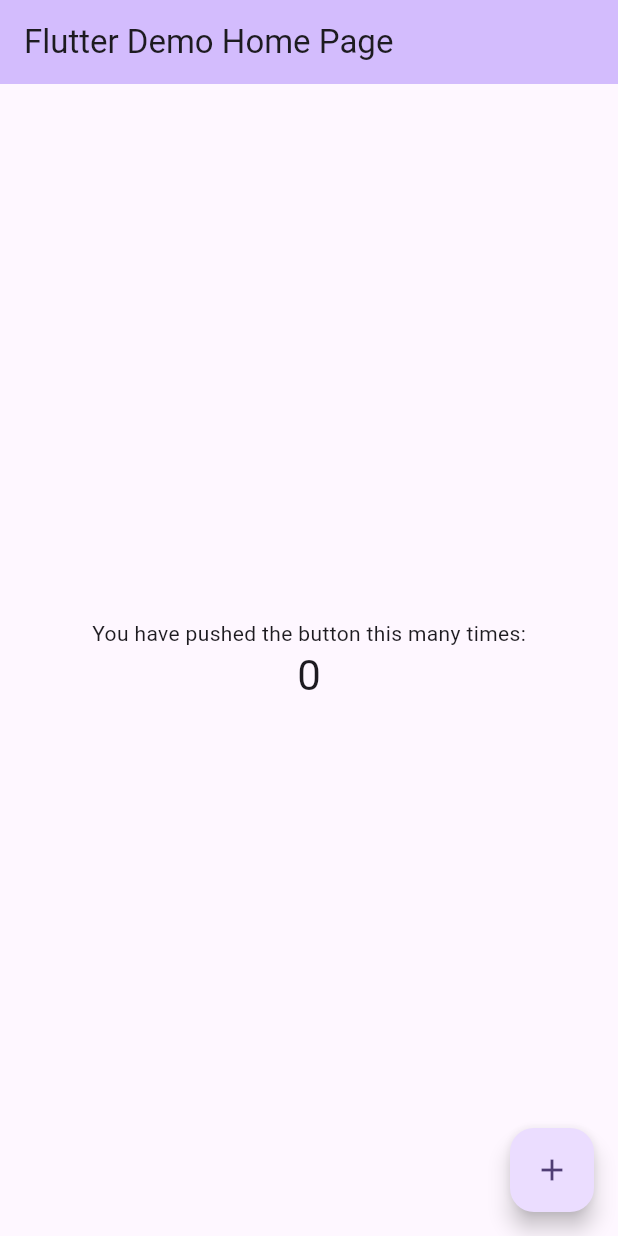
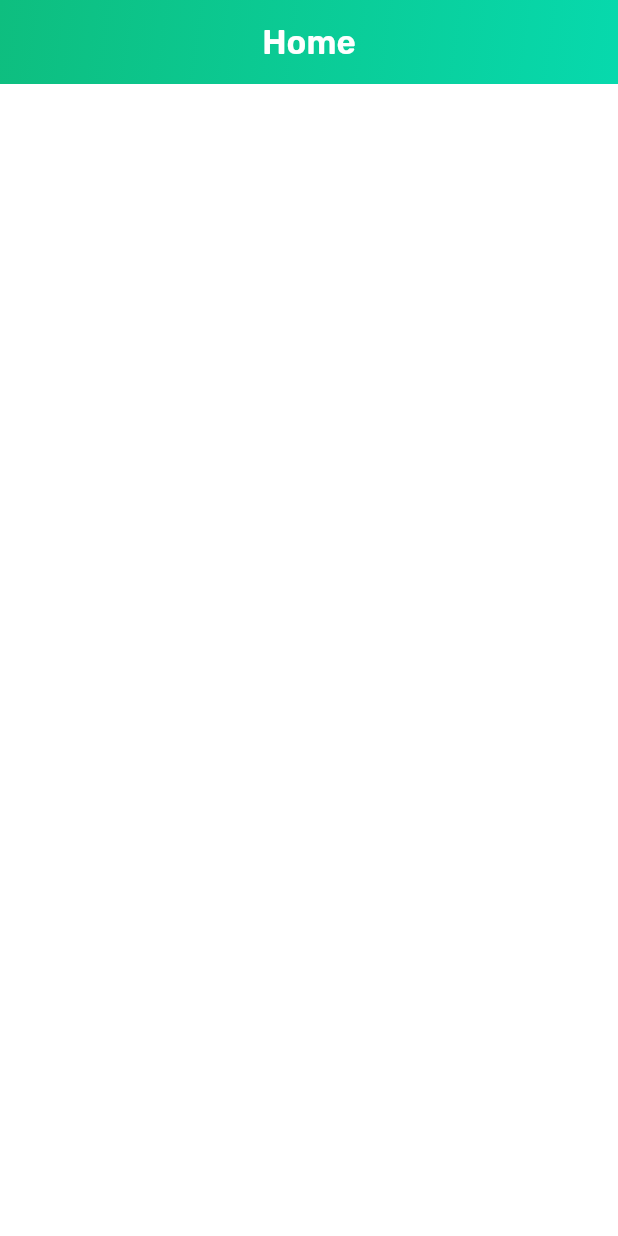
Before and after one commit to MedoAlshafei/doctor_hunt, a Flutter app: the screen it shows after launch, on a phone screen of 412 x 824 dp. Run offline on Flutter 3.47's test engine with Material 3 defaults, Android fonts, the phone set to English and light mode, and no system bars; our stand-ins replace google_fonts.

Commit message:
Implement initial project structure with splash and home views, custom themes, and assets. Update dependencies in pubspec files.

```diff
--- /dev/null
+++ b/lib/core/constants/app_colors.dart
@@ -0,0 +1,6 @@
+import 'package:flutter/material.dart';
+
+class AppColors {
+  static Color primary = Color(0xff0EBE7F);
+  static Color secondary = Color(0xff07D9AD);
+}
--- /dev/null
+++ b/lib/core/constants/app_image.dart
@@ -0,0 +1,6 @@
+class AppImage {
+  static String splashViewImage = "assets/splash_view/splash_view.png";
+  static String onBoardingImageOne = "assets/on_boarding/on_boarding_1.png";
+  static String onBoardingImageTwo = "assets/on_boarding/on_boarding_2.png";
+  static String onBoardingImageThree = "assets/on_boarding/on_boarding_3.png";
+}
--- /dev/null
+++ b/lib/features/home/home_view.dart
@@ -0,0 +1,36 @@
+import 'package:doctor_hunt/core/constants/app_colors.dart';
+import 'package:flutter/material.dart';
+
+class HomeView extends StatelessWidget {
+  const HomeView({super.key});
+
+  @override
+  Widget build(BuildContext context) {
+    return Scaffold(
+      appBar: AppBar(
+        elevation: 0,
+        scrolledUnderElevation: 0,
+        flexibleSpace: Container(
+          decoration: BoxDecoration(
+            gradient: LinearGradient(
+              begin: Alignment.topLeft,
+              end: Alignment.bottomRight,
+              colors: [AppColors.primary, AppColors.secondary],
+            ),
+          ),
+        ),
+        shape: const RoundedRectangleBorder(
+          borderRadius: BorderRadius.only(
+            bottomLeft: Radius.circular(20),
+            bottomRight: Radius.circular(20),
+          ),
+        ),
+        title: Text("Home"),
+        centerTitle: true,
+        backgroundColor: AppColors.primary,
+        foregroundColor: Colors.white,
+      ),
+      body: Container(),
+    );
+  }
+}
--- /dev/null
+++ b/lib/features/shared/custom_theme.dart
@@ -0,0 +1,114 @@
+import 'package:flutter/material.dart';
+import 'package:flutter/services.dart';
+import 'package:google_fonts/google_fonts.dart';
+
+class CustomTheme {
+  static ThemeData lightTheme = ThemeData(
+    brightness: Brightness.light,
+    useMaterial3: true,
+    fontFamily: GoogleFonts.rubik().fontFamily,
+    colorScheme: ColorScheme.fromSeed(seedColor: const Color(0xFF0EBE7F)),
+    scaffoldBackgroundColor: Colors.white,
+    appBarTheme: const AppBarTheme(
+      backgroundColor: Color(0xFF0EBE7F),
+      foregroundColor: Colors.white,
+      elevation: 0,
+      centerTitle: true,
+    ),
+    textTheme: const TextTheme(
+      headlineLarge: TextStyle(fontSize: 32, fontWeight: FontWeight.w700),
+      headlineMedium: TextStyle(fontSize: 28, fontWeight: FontWeight.w600),
+      titleLarge: TextStyle(fontSize: 22, fontWeight: FontWeight.w600),
+      titleMedium: TextStyle(fontSize: 18, fontWeight: FontWeight.w600),
+      bodyLarge: TextStyle(fontSize: 16, fontWeight: FontWeight.w500),
+      bodyMedium: TextStyle(fontSize: 14, fontWeight: FontWeight.w400),
+      labelLarge: TextStyle(fontSize: 14, fontWeight: FontWeight.w600),
+    ),
+    inputDecorationTheme: InputDecorationTheme(
+      border: OutlineInputBorder(borderRadius: BorderRadius.circular(12)),
+      enabledBorder: OutlineInputBorder(
+        borderRadius: BorderRadius.circular(12),
+        borderSide: const BorderSide(color: Color(0xFFDFE2E6)),
+      ),
+      focusedBorder: OutlineInputBorder(
+        borderRadius: BorderRadius.circular(12),
+        borderSide: const BorderSide(color: Color(0xFF0EBE7F), width: 1.6),
+      ),
+    ),
+    elevatedButtonTheme: ElevatedButtonThemeData(
+      style: ElevatedButton.styleFrom(
+        backgroundColor: const Color(0xFF0EBE7F),
+        foregroundColor: Colors.white,
+        shape: RoundedRectangleBorder(borderRadius: BorderRadius.circular(10)),
+        textStyle: const TextStyle(fontWeight: FontWeight.w600),
+      ),
+    ),
+    chipTheme: const ChipThemeData(
+      color: WidgetStatePropertyAll(Color(0xFFEFF7F4)),
+      labelStyle: TextStyle(
+        color: Color(0xFF0EBE7F),
+        fontWeight: FontWeight.w600,
+      ),
+      side: BorderSide.none,
+      shape: StadiumBorder(),
+    ),
+    dividerTheme: const DividerThemeData(color: Color(0xFFDFE2E6)),
+  );
+
+  // Dark Theme
+
+  // static ThemeData darkTheme = ThemeData(
+  //   brightness: Brightness.dark,
+  //   useMaterial3: true,
+  //   fontFamily: GoogleFonts.rubik().fontFamily,
+  //   colorScheme: ColorScheme.fromSeed(
+  //     seedColor: const Color(0xFF0EBE7F),
+  //     brightness: Brightness.dark,
+  //   ),
+  //   scaffoldBackgroundColor: const Color(0xFF0E0F12),
+  //   appBarTheme: const AppBarTheme(
+  //     backgroundColor: Color(0xFF0E0F12),
+  //     foregroundColor: Colors.white,
+  //     elevation: 0,
+  //     centerTitle: true,
+  //   ),
+  //   textTheme: const TextTheme(
+  //     headlineLarge: TextStyle(fontSize: 32, fontWeight: FontWeight.w700),
+  //     headlineMedium: TextStyle(fontSize: 28, fontWeight: FontWeight.w600),
+  //     titleLarge: TextStyle(fontSize: 22, fontWeight: FontWeight.w600),
+  //     titleMedium: TextStyle(fontSize: 18, fontWeight: FontWeight.w600),
+  //     bodyLarge: TextStyle(fontSize: 16, fontWeight: FontWeight.w500),
+  //     bodyMedium: TextStyle(fontSize: 14, fontWeight: FontWeight.w400),
+  //     labelLarge: TextStyle(fontSize: 14, fontWeight: FontWeight.w600),
+  //   ),
+  //   inputDecorationTheme: InputDecorationTheme(
+  //     border: OutlineInputBorder(borderRadius: BorderRadius.circular(12)),
+  //     enabledBorder: OutlineInputBorder(
+  //       borderRadius: BorderRadius.circular(12),
+  //       borderSide: const BorderSide(color: Color(0xFF2A2D33)),
+  //     ),
+  //     focusedBorder: OutlineInputBorder(
+  //       borderRadius: BorderRadius.circular(12),
+  //       borderSide: const BorderSide(color: Color(0xFF0EBE7F), width: 1.6),
+  //     ),
+  //   ),
+  //   elevatedButtonTheme: ElevatedButtonThemeData(
+  //     style: ElevatedButton.styleFrom(
+  //       backgroundColor: const Color(0xFF0EBE7F),
+  //       foregroundColor: Colors.white,
+  //       shape: RoundedRectangleBorder(borderRadius: BorderRadius.circular(16)),
+  //       textStyle: const TextStyle(fontWeight: FontWeight.w600),
+  //     ),
+  //   ),
+  //   chipTheme: const ChipThemeData(
+  //     color: WidgetStatePropertyAll(Color(0xFF173B30)),
+  //     labelStyle: TextStyle(
+  //       color: Color(0xFF6FE3BF),
+  //       fontWeight: FontWeight.w600,
+  //     ),
+  //     side: BorderSide.none,
+  //     shape: StadiumBorder(),
+  //   ),
+  //   dividerTheme: const DividerThemeData(color: Color(0xFF2A2D33)),
+  // );
+}
--- a/lib/main.dart
+++ b/lib/main.dart
@@ -1,4 +1,6 @@
+import 'package:doctor_hunt/splash_view.dart';
 import 'package:flutter/material.dart';
+import 'features/shared/custom_theme.dart';
 
 void main() {
   runApp(const MyApp());
@@ -7,116 +9,15 @@ void main() {
 class MyApp extends StatelessWidget {
   const MyApp({super.key});
 
-  // This widget is the root of your application.
   @override
   Widget build(BuildContext context) {
     return MaterialApp(
-      title: 'Flutter Demo',
-      theme: ThemeData(
-        // This is the theme of your application.
-        //
-        // TRY THIS: Try running your application with "flutter run". You'll see
-        // the application has a purple toolbar. Then, without quitting the app,
-        // try changing the seedColor in the colorScheme below to Colors.green
-        // and then invoke "hot reload" (save your changes or press the "hot
-        // reload" button in a Flutter-supported IDE, or press "r" if you used
-        // the command line to start the app).
-        //
-        // Notice that the counter didn't reset back to zero; the application
-        // state is not lost during the reload. To reset the state, use hot
-        // restart instead.
-        //
-        // This works for code too, not just values: Most code changes can be
-        // tested with just a hot reload.
-        colorScheme: ColorScheme.fromSeed(seedColor: Colors.deepPurple),
-      ),
-      home: const MyHomePage(title: 'Flutter Demo Home Page'),
+      debugShowCheckedModeBanner: false,
+      title: 'Doctor Hunt',
+      theme: CustomTheme.lightTheme,
+      // darkTheme: CustomTheme.darkTheme,
+      themeMode: ThemeMode.system,
+      home: const SplashView(),
     );
   }
 }
-
-class MyHomePage extends StatefulWidget {
-  const MyHomePage({super.key, required this.title});
-
-  // This widget is the home page of your application. It is stateful, meaning
-  // that it has a State object (defined below) that contains fields that affect
-  // how it looks.
-
-  // This class is the configuration for the state. It holds the values (in this
-  // case the title) provided by the parent (in this case the App widget) and
-  // used by the build method of the State. Fields in a Widget subclass are
-  // always marked "final".
-
-  final String title;
-
-  @override
-  State<MyHomePage> createState() => _MyHomePageState();
-}
-
-class _MyHomePageState extends State<MyHomePage> {
-  int _counter = 0;
-
-  void _incrementCounter() {
-    setState(() {
-      // This call to setState tells the Flutter framework that something has
-      // changed in this State, which causes it to rerun the build method below
-      // so that the display can reflect the updated values. If we changed
-      // _counter without calling setState(), then the build method would not be
-      // called again, and so nothing would appear to happen.
-      _counter++;
-    });
-  }
-
-  @override
-  Widget build(BuildContext context) {
-    // This method is rerun every time setState is called, for instance as done
-    // by the _incrementCounter method above.
-    //
-    // The Flutter framework has been optimized to make rerunning build methods
-    // fast, so that you can just rebuild anything that needs updating rather
-    // than having to individually change instances of widgets.
-    return Scaffold(
-      appBar: AppBar(
-        // TRY THIS: Try changing the color here to a specific color (to
-        // Colors.amber, perhaps?) and trigger a hot reload to see the AppBar
-        // change color while the other colors stay the same.
-        backgroundColor: Theme.of(context).colorScheme.inversePrimary,
-        // Here we take the value from the MyHomePage object that was created by
-        // the App.build method, and use it to set our appbar title.
-        title: Text(widget.title),
-      ),
-      body: Center(
-        // Center is a layout widget. It takes a single child and positions it
-        // in the middle of the parent.
-        child: Column(
-          // Column is also a layout widget. It takes a list of children and
-          // arranges them vertically. By default, it sizes itself to fit its
-          // children horizontally, and tries to be as tall as its parent.
-          //
-          // Column has various properties to control how it sizes itself and
-          // how it positions its children. Here we use mainAxisAlignment to
-          // center the children vertically; the main axis here is the vertical
-          // axis because Columns are vertical (the cross axis would be
-          // horizontal).
-          //
-          // TRY THIS: Invoke "debug painting" (choose the "Toggle Debug Paint"
-          // action in the IDE, or press "p" in the console), to see the
-          // wireframe for each widget.
-          mainAxisAlignment: MainAxisAlignment.center,
-          children: <Widget>[
-            const Text('You have pushed the button this many times:'),
-            Text(
-              '$_counter',
-              style: Theme.of(context).textTheme.headlineMedium,
-            ),
-          ],
-        ),
-      ),
-      floatingActionButton: FloatingActionButton(
-        onPressed: _incrementCounter,
-        tooltip: 'Increment',
-        child: const Icon(Icons.add),
-      ), // This trailing comma makes auto-formatting nicer for build methods.
-    );
-  }
-}
```
Also changed, not shown: lib/features/shared/custom_button.dart (added, +28 -0 lines), lib/splash_view.dart (added, +34 -0 lines), pubspec.yaml (+10 -58 lines), assets/onboarding/onboarding_1.png (added), assets/onboarding/onboarding_2.png (added), assets/splash_view/splash_view.png (added), lib/core/constants/app_text.dart (added), lib/root.dart (added), pubspec.lock.
